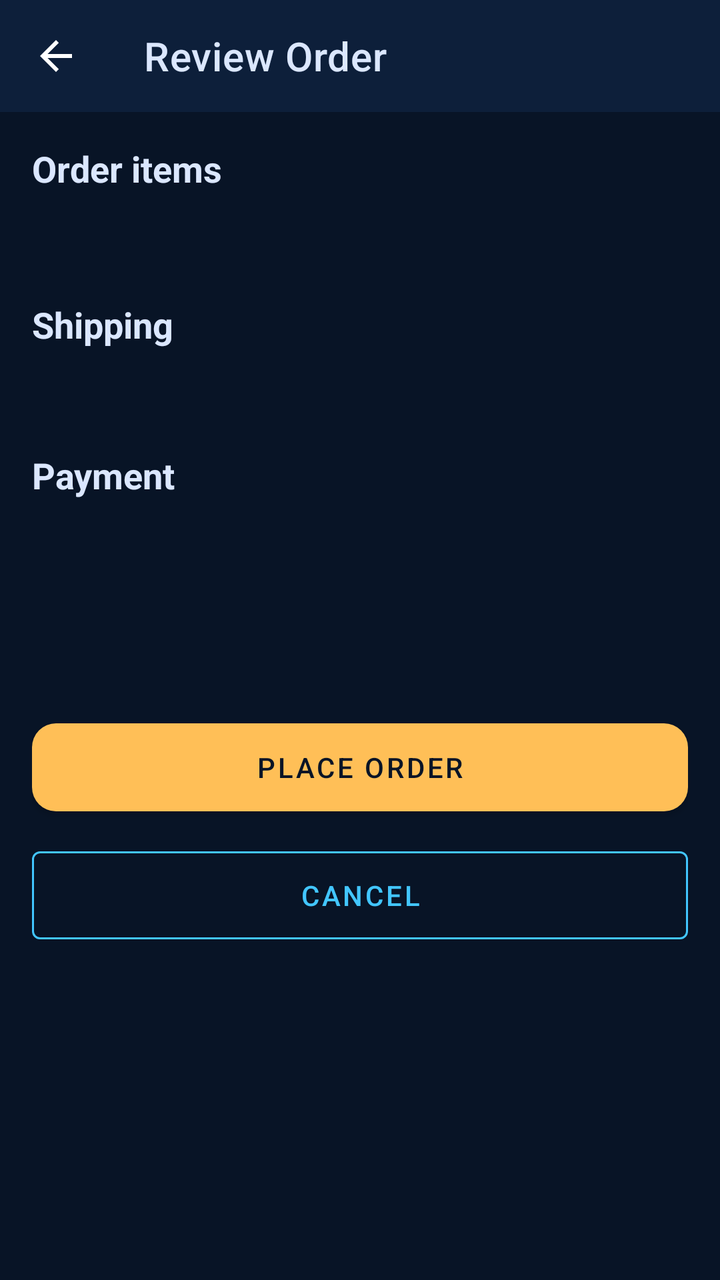
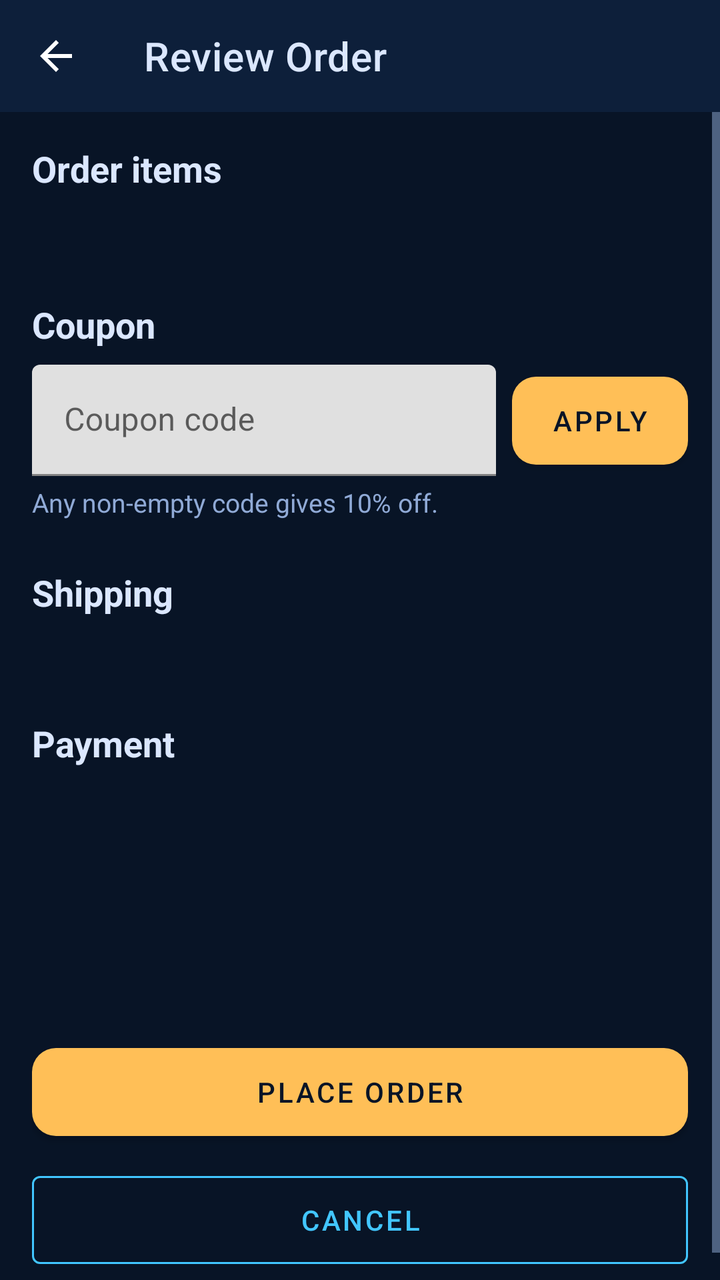

Before-and-after screenshots of an Android layout around one commit, followed by the original layout XML and the change that was made.
<!-- AndroidManifest.xml: application theme Theme.Lebyy -->
<!-- res/layout/activity_checkout_overview.xml -->
<?xml version="1.0" encoding="utf-8"?>
<LinearLayout xmlns:android="http://schemas.android.com/apk/res/android"
    xmlns:app="http://schemas.android.com/apk/res-auto"
    android:layout_width="match_parent"
    android:layout_height="match_parent"
    android:background="@color/lebyy_bg"
    android:orientation="vertical">

    <com.google.android.material.appbar.MaterialToolbar
        android:id="@+id/toolbar"
        android:layout_width="match_parent"
        android:layout_height="?attr/actionBarSize"
        android:background="@color/lebyy_bg_2"
        android:theme="@style/ThemeOverlay.MaterialComponents.Dark.ActionBar"
        app:navigationIcon="?attr/homeAsUpIndicator"
        app:title="@string/review_title"
        app:titleTextColor="@color/lebyy_text" />

    <ScrollView
        android:layout_width="match_parent"
        android:layout_height="0dp"
        android:layout_weight="1">

        <LinearLayout
            android:layout_width="match_parent"
            android:layout_height="wrap_content"
            android:orientation="vertical"
            android:padding="16dp">

            <TextView
                android:layout_width="match_parent"
                android:layout_height="wrap_content"
                android:text="@string/order_items"
                android:textColor="@color/lebyy_text"
                android:textSize="18sp"
                android:textStyle="bold" />

            <TextView
                android:id="@+id/overviewItems"
                android:layout_width="match_parent"
                android:layout_height="wrap_content"
                android:layout_marginTop="8dp"
                android:contentDescription="test-ReviewItem"
                android:textColor="@color/lebyy_text"
                android:textSize="16sp" />

            <TextView
                android:layout_width="match_parent"
                android:layout_height="wrap_content"
                android:layout_marginTop="24dp"
                android:text="@string/shipping_information"
                android:textColor="@color/lebyy_text"
                android:textSize="18sp"
                android:textStyle="bold" />

            <TextView
                android:id="@+id/shippingInfo"
                android:layout_width="match_parent"
                android:layout_height="wrap_content"
                android:layout_marginTop="8dp"
                android:contentDescription="test-ReviewShipping"
                android:textColor="@color/lebyy_muted" />

            <TextView
                android:layout_width="match_parent"
                android:layout_height="wrap_content"
                android:layout_marginTop="24dp"
                android:text="@string/payment_information"
                android:textColor="@color/lebyy_text"
                android:textSize="18sp"
                android:textStyle="bold" />

            <TextView
                android:id="@+id/paymentInfo"
                android:layout_width="match_parent"
                android:layout_height="wrap_content"
                android:layout_marginTop="8dp"
                android:contentDescription="test-ReviewPayment"
                android:textColor="@color/lebyy_muted" />

            <TextView
                android:id="@+id/overviewTotal"
                android:layout_width="match_parent"
                android:layout_height="wrap_content"
                android:layout_marginTop="24dp"
                android:contentDescription="test-ReviewTotal"
                android:textColor="@color/lebyy_primary"
                android:textSize="20sp"
                android:textStyle="bold" />

            <com.google.android.material.button.MaterialButton
                android:id="@+id/buttonPlaceOrder"
                android:layout_width="match_parent"
                android:layout_height="56dp"
                android:layout_marginTop="28dp"
                android:contentDescription="test-PLACE ORDER"
                android:text="@string/place_order"
                android:textAllCaps="true"
                android:textColor="@color/lebyy_bg"
                app:backgroundTint="@color/lebyy_accent"
                app:cornerRadius="12dp" />

            <com.google.android.material.button.MaterialButton
                android:id="@+id/buttonCancel"
                style="@style/Widget.MaterialComponents.Button.OutlinedButton"
                android:layout_width="match_parent"
                android:layout_height="56dp"
                android:layout_marginTop="8dp"
                android:contentDescription="test-CANCEL"
                android:text="@string/cancel"
                android:textAllCaps="true"
                android:textColor="@color/lebyy_primary"
                app:strokeColor="@color/lebyy_primary" />
        </LinearLayout>
    </ScrollView>
</LinearLayout>
<!-- resources referenced by this layout -->
<resources>
  <color name="lebyy_accent">#FFBF57</color>
  <color name="lebyy_bg">#081426</color>
  <color name="lebyy_bg_2">#0D1F3A</color>
  <color name="lebyy_muted">#90AAD6</color>
  <color name="lebyy_primary">#42C6FF</color>
  <color name="lebyy_text">#DBE7FF</color>
  <string name="cancel">CANCEL</string>
  <string name="order_items">Order items</string>
  <string name="payment_information">Payment</string>
  <string name="place_order">PLACE ORDER</string>
  <string name="review_title">Review Order</string>
  <string name="shipping_information">Shipping</string>
  <style name="Theme.Lebyy" parent="Theme.MaterialComponents.DayNight.NoActionBar">
          <item name="colorPrimary">@color/lebyy_primary</item>
          <item name="colorPrimaryVariant">@color/lebyy_bg_2</item>
          <item name="colorSecondary">@color/lebyy_accent</item>
          <item name="colorOnPrimary">@color/lebyy_bg</item>
          <item name="colorOnSecondary">@color/lebyy_bg</item>
          <item name="android:statusBarColor">@color/lebyy_bg</item>
          <item name="android:navigationBarColor">@color/lebyy_bg</item>
          <item name="android:windowBackground">@color/lebyy_bg</item>
          <item name="android:textColorPrimary">@color/lebyy_text</item>
          <item name="android:textColorSecondary">@color/lebyy_muted</item>
          <item name="colorControlNormal">@color/lebyy_muted</item>
          <item name="colorControlActivated">@color/lebyy_primary</item>
          <item name="materialButtonStyle">@style/Widget.Lebyy.Button</item>
          <item name="materialAlertDialogTheme">@style/ThemeOverlay.Lebyy.Dialog</item>
          <item name="alertDialogTheme">@style/ThemeOverlay.Lebyy.Dialog</item>
      </style>
  <style name="Widget.Lebyy.Button" parent="Widget.MaterialComponents.Button">
          <item name="backgroundTint">@color/lebyy_accent</item>
          <item name="android:textColor">@color/lebyy_bg</item>
          <item name="cornerRadius">12dp</item>
      </style>
  <style name="ThemeOverlay.Lebyy.Dialog" parent="ThemeOverlay.MaterialComponents.MaterialAlertDialog">
          <item name="colorPrimary">@color/lebyy_primary</item>
          <item name="colorSurface">@color/white</item>
          <item name="colorOnSurface">#0F2144</item>
          <item name="android:background">@color/white</item>
          <item name="materialAlertDialogTitleTextStyle">@style/Lebyy.Dialog.Title</item>
          <item name="materialAlertDialogBodyTextStyle">@style/Lebyy.Dialog.Body</item>
          <item name="buttonBarPositiveButtonStyle">@style/Lebyy.Dialog.Button</item>
          <item name="buttonBarNegativeButtonStyle">@style/Lebyy.Dialog.Button</item>
      </style>
  <color name="white">#FFFFFF</color>
  <style name="Lebyy.Dialog.Title" parent="MaterialAlertDialog.MaterialComponents.Title.Text">
          <item name="android:textColor">#0F2144</item>
          <item name="android:textSize">18sp</item>
          <item name="android:textStyle">bold</item>
      </style>
  <style name="Lebyy.Dialog.Body" parent="MaterialAlertDialog.MaterialComponents.Body.Text">
          <item name="android:textColor">#1F3A5F</item>
          <item name="android:textSize">15sp</item>
      </style>
  <style name="Lebyy.Dialog.Button" parent="Widget.MaterialComponents.Button.TextButton.Dialog">
          <item name="android:textColor">@color/lebyy_primary_2</item>
          <item name="android:textStyle">bold</item>
      </style>
  <color name="lebyy_primary_2">#6E8BFF</color>
</resources>

<!-- the commit's change to res/layout/activity_checkout_overview.xml (unified diff, before → after) -->
@@ -48,6 +48,56 @@
                 android:layout_width="match_parent"
                 android:layout_height="wrap_content"
                 android:layout_marginTop="24dp"
+                android:text="@string/coupon"
+                android:textColor="@color/lebyy_text"
+                android:textSize="18sp"
+                android:textStyle="bold" />
+
+            <LinearLayout
+                android:layout_width="match_parent"
+                android:layout_height="wrap_content"
+                android:layout_marginTop="8dp"
+                android:gravity="center_vertical"
+                android:orientation="horizontal">
+
+                <com.google.android.material.textfield.TextInputLayout
+                    android:layout_width="0dp"
+                    android:layout_height="wrap_content"
+                    android:layout_weight="1">
+
+                    <com.google.android.material.textfield.TextInputEditText
+                        android:id="@+id/inputCoupon"
+                        android:layout_width="match_parent"
+                        android:layout_height="wrap_content"
+                        android:contentDescription="test-Coupon"
+                        android:hint="@string/coupon_code"
+                        android:inputType="textCapCharacters" />
+                </com.google.android.material.textfield.TextInputLayout>
+
+                <com.google.android.material.button.MaterialButton
+                    android:id="@+id/buttonApplyCoupon"
+                    android:layout_width="wrap_content"
+                    android:layout_height="56dp"
+                    android:layout_marginStart="8dp"
+                    android:contentDescription="test-APPLY COUPON"
+                    android:text="@string/apply_coupon"
+                    android:textAllCaps="true" />
+            </LinearLayout>
+
+            <TextView
+                android:id="@+id/couponStatus"
+                android:layout_width="match_parent"
+                android:layout_height="wrap_content"
+                android:layout_marginTop="4dp"
+                android:contentDescription="test-CouponApplied"
+                android:text="@string/coupon_hint"
+                android:textColor="@color/lebyy_muted"
+                android:textSize="13sp" />
+
+            <TextView
+                android:layout_width="match_parent"
+                android:layout_height="wrap_content"
+                android:layout_marginTop="24dp"
                 android:text="@string/shipping_information"
                 android:textColor="@color/lebyy_text"
                 android:textSize="18sp"
@@ -79,10 +129,29 @@
                 android:textColor="@color/lebyy_muted" />
 
             <TextView
+                android:id="@+id/overviewSubtotal"
+                android:layout_width="match_parent"
+                android:layout_height="wrap_content"
+                android:layout_marginTop="24dp"
+                android:contentDescription="test-ReviewSubtotal"
+                android:textColor="@color/lebyy_muted"
+                android:textSize="15sp" />
+
+            <TextView
+                android:id="@+id/overviewDiscount"
+                android:layout_width="match_parent"
+                android:layout_height="wrap_content"
+                android:layout_marginTop="4dp"
+                android:contentDescription="test-ReviewDiscount"
+                android:textColor="@color/lebyy_success"
+                android:textSize="15sp"
+                android:visibility="gone" />
+
+            <TextView
                 android:id="@+id/overviewTotal"
                 android:layout_width="match_parent"
                 android:layout_height="wrap_content"
-                android:layout_marginTop="24dp"
+                android:layout_marginTop="8dp"
                 android:contentDescription="test-ReviewTotal"
                 android:textColor="@color/lebyy_primary"
                 android:textSize="20sp"
<!-- resource entries referenced after the edit -->
@@ -5,8 +5,13 @@
   <color name="lebyy_bg_2">#0D1F3A</color>
   <color name="lebyy_muted">#90AAD6</color>
   <color name="lebyy_primary">#42C6FF</color>
+  <color name="lebyy_success">#2DD4BF</color>
   <color name="lebyy_text">#DBE7FF</color>
+  <string name="apply_coupon">APPLY</string>
   <string name="cancel">CANCEL</string>
+  <string name="coupon">Coupon</string>
+  <string name="coupon_code">Coupon code</string>
+  <string name="coupon_hint">Any non-empty code gives 10% off.</string>
   <string name="order_items">Order items</string>
   <string name="payment_information">Payment</string>
   <string name="place_order">PLACE ORDER</string>
